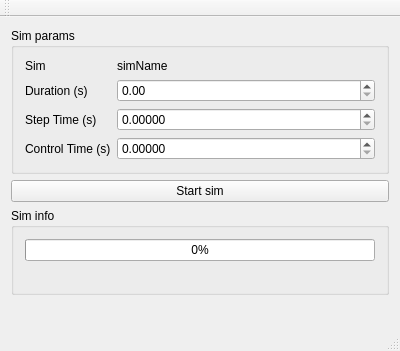
First picture: the form in gsim.ui, repository koalakoker/gSim, before the edit.
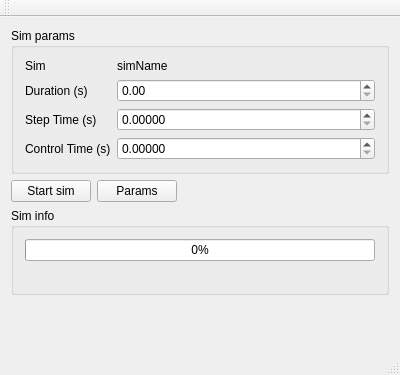
Second picture: the form after the edit.

Commit message: Added button in gSim main UI to show the params window

Patch:
```diff
--- a/gsim.ui
+++ b/gsim.ui
@@ -7,7 +7,7 @@
     <x>0</x>
     <y>0</y>
     <width>400</width>
-    <height>351</height>
+    <height>375</height>
    </rect>
   </property>
   <property name="windowTitle">
@@ -81,11 +81,35 @@
      </widget>
     </item>
     <item>
+     <layout class="QHBoxLayout" name="horizontalLayout">
+      <item>
      <widget class="QPushButton" name="startSim">
       <property name="text">
        <string>Start sim</string>
       </property>
      </widget>
+      </item>
+      <item>
+       <widget class="QPushButton" name="params">
+        <property name="text">
+         <string>Params</string>
+        </property>
+       </widget>
+      </item>
+      <item>
+       <spacer name="horizontalSpacer">
+        <property name="orientation">
+         <enum>Qt::Horizontal</enum>
+        </property>
+        <property name="sizeHint" stdset="0">
+         <size>
+          <width>40</width>
+          <height>20</height>
+         </size>
+        </property>
+       </spacer>
+      </item>
+     </layout>
     </item>
     <item>
      <widget class="QGroupBox" name="groupBox">
```
Lines whose indentation alone changed are shown as unchanged. The commit also changes 3 other files.
